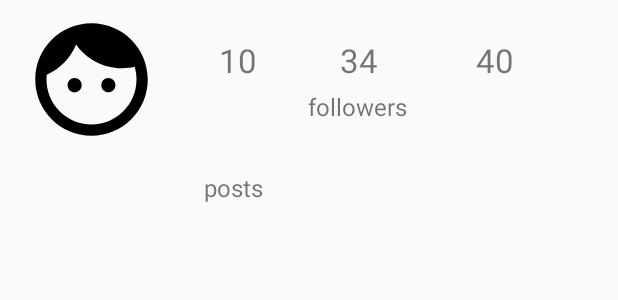
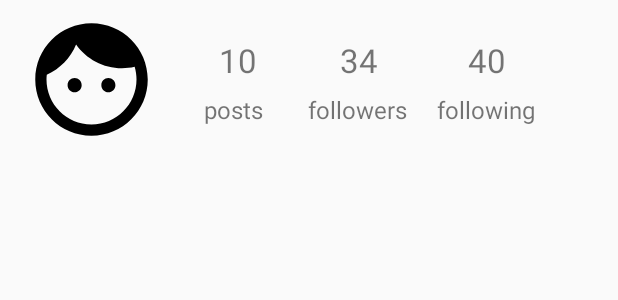
Before and after one commit to yuuming/Yumistagram, an Android app: the layout fragment_user_profile.xml on its own in the app's theme, with its tools: preview values and no code run, on a phone screen of 412 x 824 dp. Shown: the top 300 px of the screen. Run offline under Robolectric (Android 15) with nearby library versions, the phone set to English and light mode, and no system bars.

Commit message:
Modify profile layout

```diff
--- a/app/src/main/res/layout/fragment_user_profile.xml
+++ b/app/src/main/res/layout/fragment_user_profile.xml
@@ -31,7 +31,7 @@
         android:textSize="16dp"
         android:layout_toRightOf="@+id/profile_user_image"
         android:layout_marginStart="30dp"
-        android:layout_marginTop="59dp"
+        android:layout_marginTop="7dp"
         android:text="@string/posts" />
 
     <TextView
@@ -54,7 +54,7 @@
         android:layout_below="@+id/profile_num_of_follower"
         android:text="@string/followers"
         android:layout_marginStart="30dp"
-        android:layout_marginTop="5dp"/>
+        android:layout_marginTop="7dp"/>
 
     <TextView
         android:id="@+id/profile_num_of_following"
@@ -63,7 +63,7 @@
         android:text="40"
         android:textSize="22dp"
         android:layout_toRightOf="@+id/profile_num_of_follower"
-        android:layout_marginStart="65dp"
+        android:layout_marginStart="60dp"
         android:layout_marginEnd="16dp"
         android:layout_marginTop="25dp"
         />
@@ -75,8 +75,8 @@
         android:textSize="16dp"
         android:layout_toRightOf="@id/profile_follower"
         android:layout_below="@id/profile_num_of_following"
-        android:layout_marginStart="300dp"
-        android:layout_marginTop="59dp"
+        android:layout_marginStart="20dp"
+        android:layout_marginTop="7dp"
         android:text="@string/following"
         />
 
--- a/app/src/main/res/menu/navigation.xml
+++ b/app/src/main/res/menu/navigation.xml
@@ -4,16 +4,16 @@
     <item
         android:id="@+id/navigation_home"
         android:icon="@drawable/ic_home_black_24dp"
-        android:title="" />
+        android:title="@string/title_home" />
 
     <item
         android:id="@+id/navigation_friends"
         android:icon="@drawable/friends"
-        android:title="" />
+        android:title="@string/title_friends" />
 
     <item
         android:id="@+id/navigation_profile"
         android:icon="@drawable/ic_person_black_24dp"
-        android:title="" />
+        android:title="@string/title_account" />
 
 </menu>
--- a/app/src/main/res/values/strings.xml
+++ b/app/src/main/res/values/strings.xml
@@ -33,6 +33,8 @@
     <string name="title_home">Home</string>
     <string name="title_dashboard">Dashboard</string>
     <string name="title_notifications">Notifications</string>
+    <string name="title_friends">Friends</string>
+    <string name="title_account">Account</string>
 
 
 </resources>
```
Also changed, not shown: app/src/main/java/com/yuminakamura/insta/activities/UserActivity.java (+7 -1 lines), app/src/main/java/com/yuminakamura/insta/models/Profile.java (+48 -0 lines).
